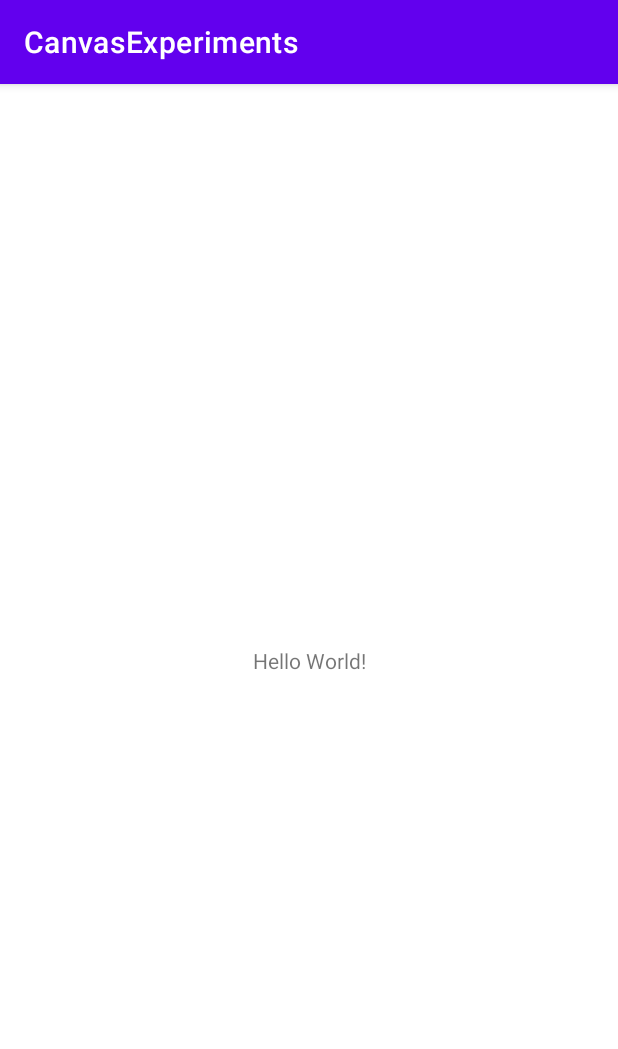
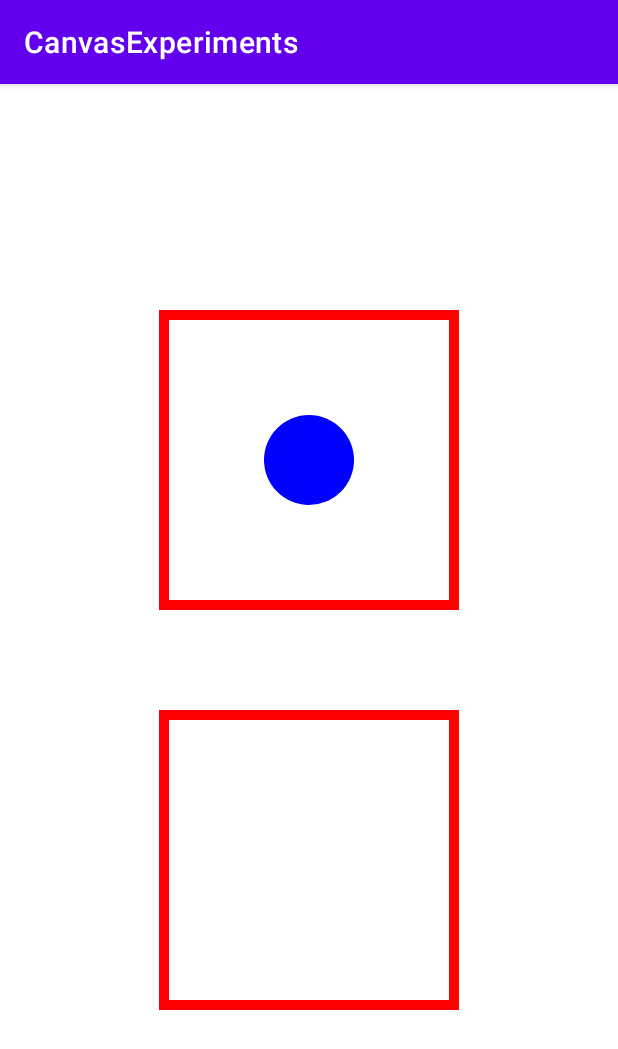
Before and after one commit to daniel-torquato/CanvasExperiments, an Android app: the screen it shows after launch (MainActivity), on a phone screen of 412 x 824 dp. Shown: the top 1049 px of the screen. Run offline under Robolectric (Android 15) with nearby library versions, the phone set to English and light mode, and no system bars.

Commit message:
Add bounce balls animation with viewGroups

```diff
--- /dev/null
+++ b/app/src/main/java/com/example/canvasexperiments/presentation/BounceBallLayout.kt
@@ -0,0 +1,30 @@
+package com.example.canvasexperiments.presentation
+
+import android.content.Context
+import android.util.AttributeSet
+import android.util.Log
+import androidx.constraintlayout.widget.ConstraintLayout
+
+class BounceBallLayout(context: Context, private val attrs: AttributeSet): ConstraintLayout(context, attrs) {
+
+    private val boxWidth = 300
+    private val boxHeight = 300
+    private val midDistance = 100
+
+    private val topBox = SimpleBox(context, attrs)
+    private val bottomBox = SimpleBox(context, attrs)
+
+    private val choreograph = DoubleBoxChoreograph(topBox, bottomBox, midDistance.toFloat())
+
+    override fun onLayout(changed: Boolean, left: Int, top: Int, right: Int, bottom: Int) {
+        super.onLayout(changed, left, top, right, bottom)
+
+        Log.e("MyTag", "> $boxWidth")
+
+        topBox.layout(width/2 - boxWidth/2, height/2 - midDistance/2  - boxHeight , width/2 + boxWidth/2, height/2 - midDistance/2)
+        this.addView(topBox, layoutParams)
+
+        bottomBox.layout(width/2 - boxWidth/2, height/2 + midDistance/2, width/2 + boxWidth/2, height/2 + midDistance/2 + boxHeight)
+        this.addView(bottomBox, layoutParams)
+    }
+}
--- /dev/null
+++ b/app/src/main/java/com/example/canvasexperiments/presentation/DoubleBoxChoreograph.kt
@@ -0,0 +1,32 @@
+package com.example.canvasexperiments.presentation
+
+import android.animation.ValueAnimator
+import android.view.animation.LinearInterpolator
+
+class DoubleBoxChoreograph(val topBox: SimpleBox, val bottomBox: SimpleBox, val midDistance: Float) {
+
+    private var ballParam = 0f
+        set(param) {
+            ballsChoreograph(param)
+            field = param
+        }
+
+    private fun ballsChoreograph(param: Float) {
+        val boxHeight = topBox.height
+        topBox.ballHeightOffset = param * (boxHeight + midDistance)
+        bottomBox.ballHeightOffset = (param - 1f) * (boxHeight + midDistance)
+    }
+
+    private val animator: ValueAnimator = ValueAnimator.ofFloat(0f, 1f).apply {
+        duration  = 2000
+        interpolator = LinearInterpolator()
+        repeatCount = ValueAnimator.INFINITE
+        addUpdateListener {
+            ballParam = 1f - kotlin.math.abs(2f * (it.animatedValue as Float) - 1f)
+        }
+    }
+
+    init {
+        animator.start()
+    }
+}
--- /dev/null
+++ b/app/src/main/java/com/example/canvasexperiments/presentation/SimpleBox.kt
@@ -0,0 +1,43 @@
+package com.example.canvasexperiments.presentation
+
+import android.content.Context
+import android.graphics.Canvas
+import android.graphics.Color
+import android.graphics.Paint
+import android.util.AttributeSet
+import android.view.View
+import java.lang.Float.min
+
+class SimpleBox(context: Context, attrs: AttributeSet): View(context, attrs) {
+
+    var ballHeightOffset: Float = 0f
+        set(param) {
+            field = param
+            invalidate()
+        }
+
+    companion object {
+        const val ballRadiusFactor = 0.3f
+    }
+
+    private val borderPaint = Paint(Paint.ANTI_ALIAS_FLAG).apply {
+        color = Color.RED
+        style = Paint.Style.STROKE
+        strokeWidth = 20f
+    }
+
+    private val ballPaint = Paint(Paint.ANTI_ALIAS_FLAG).apply {
+        color = Color.BLUE
+        style = Paint.Style.FILL
+    }
+
+    override fun onDraw(canvas: Canvas?) {
+        super.onDraw(canvas)
+        val centerX = (width.toFloat()) / 2f
+        val centerY = (height.toFloat()) / 2f
+        val radius = ballRadiusFactor * min(centerX, centerY)
+
+        canvas?.drawCircle(centerX , centerY + ballHeightOffset, radius, ballPaint)
+        canvas?.drawRect(0f, 0f, width.toFloat(), height.toFloat(), borderPaint)
+    }
+}
--- a/app/src/main/res/layout/activity_main.xml
+++ b/app/src/main/res/layout/activity_main.xml
@@ -1,18 +1,14 @@
 <?xml version="1.0" encoding="utf-8"?>
 <androidx.constraintlayout.widget.ConstraintLayout xmlns:android="http://schemas.android.com/apk/res/android"
-    xmlns:app="http://schemas.android.com/apk/res-auto"
     xmlns:tools="http://schemas.android.com/tools"
     android:layout_width="match_parent"
     android:layout_height="match_parent"
     tools:context=".MainActivity">
 
-    <TextView
-        android:layout_width="wrap_content"
-        android:layout_height="wrap_content"
-        android:text="Hello World!"
-        app:layout_constraintBottom_toBottomOf="parent"
-        app:layout_constraintEnd_toEndOf="parent"
-        app:layout_constraintStart_toStartOf="parent"
-        app:layout_constraintTop_toTopOf="parent" />
+    <com.example.canvasexperiments.presentation.BounceBallLayout
+        android:layout_width="match_parent"
+        android:layout_height="match_parent">
+
+    </com.example.canvasexperiments.presentation.BounceBallLayout>
 
 </androidx.constraintlayout.widget.ConstraintLayout>
```
